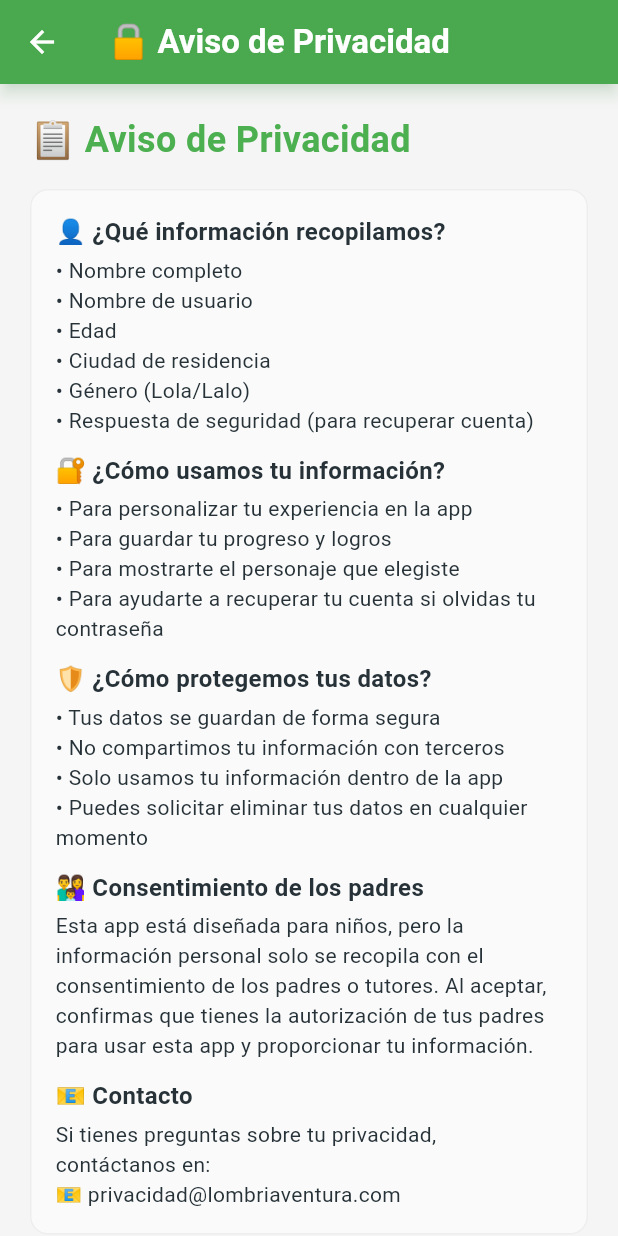
After one commit to Davilui912/lombriaventura, a Flutter app: the PrivacidadScreen screen opened directly, on a phone screen of 412 x 824 dp. The commit adds this screen. Run offline on Flutter 3.47's test engine with Material 3 defaults, Android fonts, the phone set to English and light mode, and no system bars; our stand-ins replace cloud_firestore, connectivity_plus, firebase_auth, firebase_core, flutter_tts, hive and 5 more; accounts and stored records are empty; Roboto replaces fonts that are missing (Fredoka).

Commit message:
Arregle un poquito de la interfaz esperando mejorarla mas

```diff
--- a/lib/main.dart
+++ b/lib/main.dart
@@ -6,6 +6,7 @@ import 'screens/login_screen.dart';
 import 'models/conversacion.dart';
 import 'services/recordatorios_service.dart';
 import 'screens/splash_screen.dart';
+import 'screens/privacidad_screen.dart';
 
 
 void main() async {
--- /dev/null
+++ b/lib/screens/privacidad_screen.dart
@@ -0,0 +1,210 @@
+import 'package:flutter/material.dart';
+import 'package:hive_flutter/hive_flutter.dart';
+import '../config/theme.dart';
+import 'registro_screen.dart';
+
+class PrivacidadScreen extends StatefulWidget {
+  const PrivacidadScreen({super.key});
+
+  @override
+  State<PrivacidadScreen> createState() => _PrivacidadScreenState();
+}
+
+class _PrivacidadScreenState extends State<PrivacidadScreen> {
+  bool _aceptado = false;
+  bool _mostrarTextoCompleto = false;
+
+  @override
+  void initState() {
+    super.initState();
+    _verificarAceptacion();
+  }
+
+  Future<void> _verificarAceptacion() async {
+    final box = await Hive.openBox('configuracion');
+    final aceptado = box.get('privacidad_aceptada', defaultValue: false);
+    if (aceptado) {
+      if (mounted) {
+        Navigator.pushReplacement(
+          context,
+          MaterialPageRoute(builder: (_) => const RegistroScreen()),
+        );
+      }
+    }
+  }
+
+  Future<void> _aceptar() async {
+    if (_aceptado) {
+      final box = await Hive.openBox('configuracion');
+      await box.put('privacidad_aceptada', true);
+
+      if (mounted) {
+        Navigator.pushReplacement(
+          context,
+          MaterialPageRoute(builder: (_) => const RegistroScreen()),
+        );
+      }
+    }
+  }
+
+  @override
+  Widget build(BuildContext context) {
+    return Scaffold(
+      appBar: AppBar(
+        title: const Text('🔒 Aviso de Privacidad'),
+        backgroundColor: AppTheme.verde,
+        leading: IconButton(
+          icon: const Icon(Icons.arrow_back, color: Colors.white),
+          onPressed: () => Navigator.pop(context),
+        ),
+      ),
+      body: SingleChildScrollView(
+        padding: const EdgeInsets.all(20),
+        child: Column(
+          crossAxisAlignment: CrossAxisAlignment.start,
+          children: [
+            const Text(
+              '📋 Aviso de Privacidad',
+              style: TextStyle(
+                fontSize: 24,
+                fontWeight: FontWeight.bold,
+                color: AppTheme.verde,
+              ),
+            ),
+            const SizedBox(height: 16),
+
+            // ✅ Texto completo del aviso
+            Container(
+              padding: const EdgeInsets.all(16),
+              decoration: BoxDecoration(
+                color: Colors.grey.shade50,
+                borderRadius: BorderRadius.circular(12),
+                border: Border.all(color: Colors.grey.shade200),
+              ),
+              child: Column(
+                crossAxisAlignment: CrossAxisAlignment.start,
+                children: [
+                  const Text(
+                    '👤 ¿Qué información recopilamos?',
+                    style: TextStyle(fontWeight: FontWeight.bold, fontSize: 16),
+                  ),
+                  const SizedBox(height: 4),
+                  const Text(
+                    '• Nombre completo\n'
+                    '• Nombre de usuario\n'
+                    '• Edad\n'
+                    '• Ciudad de residencia\n'
+                    '• Género (Lola/Lalo)\n'
+                    '• Respuesta de seguridad (para recuperar cuenta)',
+                    style: TextStyle(fontSize: 14),
+                  ),
+                  const SizedBox(height: 12),
+
+                  const Text(
+                    '🔐 ¿Cómo usamos tu información?',
+                    style: TextStyle(fontWeight: FontWeight.bold, fontSize: 16),
+                  ),
+                  const SizedBox(height: 4),
+                  const Text(
+                    '• Para personalizar tu experiencia en la app\n'
+                    '• Para guardar tu progreso y logros\n'
+                    '• Para mostrarte el personaje que elegiste\n'
+                    '• Para ayudarte a recuperar tu cuenta si olvidas tu contraseña',
+                    style: TextStyle(fontSize: 14),
+                  ),
+                  const SizedBox(height: 12),
+
+                  const Text(
+                    '🛡️ ¿Cómo protegemos tus datos?',
+                    style: TextStyle(fontWeight: FontWeight.bold, fontSize: 16),
+                  ),
+                  const SizedBox(height: 4),
+                  const Text(
+                    '• Tus datos se guardan de forma segura\n'
+                    '• No compartimos tu información con terceros\n'
+                    '• Solo usamos tu información dentro de la app\n'
+                    '• Puedes solicitar eliminar tus datos en cualquier momento',
+                    style: TextStyle(fontSize: 14),
+                  ),
+                  const SizedBox(height: 12),
+
+                  const Text(
+                    '👨‍👩‍👦 Consentimiento de los padres',
+                    style: TextStyle(fontWeight: FontWeight.bold, fontSize: 16),
+                  ),
+                  const SizedBox(height: 4),
+                  const Text(
+                    'Esta app está diseñada para niños, pero la información personal '
+                    'solo se recopila con el consentimiento de los padres o tutores. '
+                    'Al aceptar, confirmas que tienes la autorización de tus padres '
+                    'para usar esta app y proporcionar tu información.',
+                    style: TextStyle(fontSize: 14),
+                  ),
+                  const SizedBox(height: 12),
+
+                  const Text(
+                    '📧 Contacto',
+                    style: TextStyle(fontWeight: FontWeight.bold, fontSize: 16),
+                  ),
+                  const SizedBox(height: 4),
+                  const Text(
+                    'Si tienes preguntas sobre tu privacidad, contáctanos en:\n'
+                    '📧 privacidad@lombriaventura.com',
+                    style: TextStyle(fontSize: 14),
+                  ),
+                ],
+              ),
+            ),
+
+            const SizedBox(height: 24),
+
+            // ✅ Checkbox de aceptación
+            Row(
+              children: [
+                Checkbox(
+                  value: _aceptado,
+                  onChanged: (value) {
+                    setState(() {
+                      _aceptado = value ?? false;
+                    });
+                  },
+                  activeColor: AppTheme.verde,
+                ),
+                const Expanded(
+                  child: Text(
+                    'He leído y acepto el Aviso de Privacidad y el tratamiento de mis datos personales.',
+                    style: TextStyle(fontSize: 14),
+                  ),
+                ),
+              ],
+            ),
+
+            const SizedBox(height: 16),
+
+            // ✅ Botón continuar
+            SizedBox(
+              width: double.infinity,
+              child: ElevatedButton(
+                onPressed: _aceptado ? _aceptar : null,
+                style: ElevatedButton.styleFrom(
+                  backgroundColor: AppTheme.verde,
+                  padding: const EdgeInsets.symmetric(vertical: 16),
+                  shape: RoundedRectangleBorder(
+                    borderRadius: BorderRadius.circular(12),
+                  ),
+                ),
+                child: Text(
+                  'Continuar al registro',
+                  style: TextStyle(
+                    fontSize: 18,
+                    color: _aceptado ? Colors.white : Colors.grey.shade400,
+                  ),
+                ),
+              ),
+            ),
+          ],
+        ),
+      ),
+    );
+  }
+}
--- /dev/null
+++ b/lib/utils/textos_constantes.dart
@@ -0,0 +1,34 @@
+class TextosConstantes {
+  static const String avisoPrivacidad = '''
+🔒 Aviso de Privacidad - Lombriaventura
+
+En Lombriaventura nos tomamos muy en serio la privacidad y seguridad de los datos de nuestros usuarios, especialmente de los niños.
+
+📝 ¿Qué información recopilamos?
+• Nombre completo
+• Nombre de usuario
+• Edad
+• Ciudad de residencia
+• Género (Lola/Lalo)
+• Respuesta de seguridad (para recuperar tu cuenta)
+
+🔐 ¿Cómo usamos tu información?
+• Para personalizar tu experiencia en la app
+• Para guardar tu progreso y logros
+• Para mostrarte el personaje que elegiste
+• Para ayudarte a recuperar tu cuenta si olvidas tu contraseña
+
+🛡️ ¿Cómo protegemos tus datos?
+• Tus datos se guardan de forma segura en tu dispositivo
+• No compartimos tu información con terceros
+• Solo usamos tu información dentro de la app
+• Puedes solicitar eliminar tus datos en cualquier momento
+
+👨‍👩‍👦 Consentimiento de los padres
+Esta app está diseñada para niños, pero la información personal solo se recopila con el consentimiento de los padres o tutores. Al aceptar, confirmas que tienes la autorización de tus padres para usar esta app y proporcionar tu información.
+
+📧 Contacto
+Si tienes preguntas sobre tu privacidad, contáctanos en:
+📧 privacidad@lombriaventura.com
+''';
+}
```
Also changed, not shown: lib/screens/login_screen.dart (+17 -5 lines), lib/screens/menu_principal.dart (+119 -26 lines), lib/screens/registro_screen.dart (+82 -5 lines), lib/screens/splash_screen.dart (+4 -4 lines), lib/utils/constantes.dart (deleted), 4 other files.
